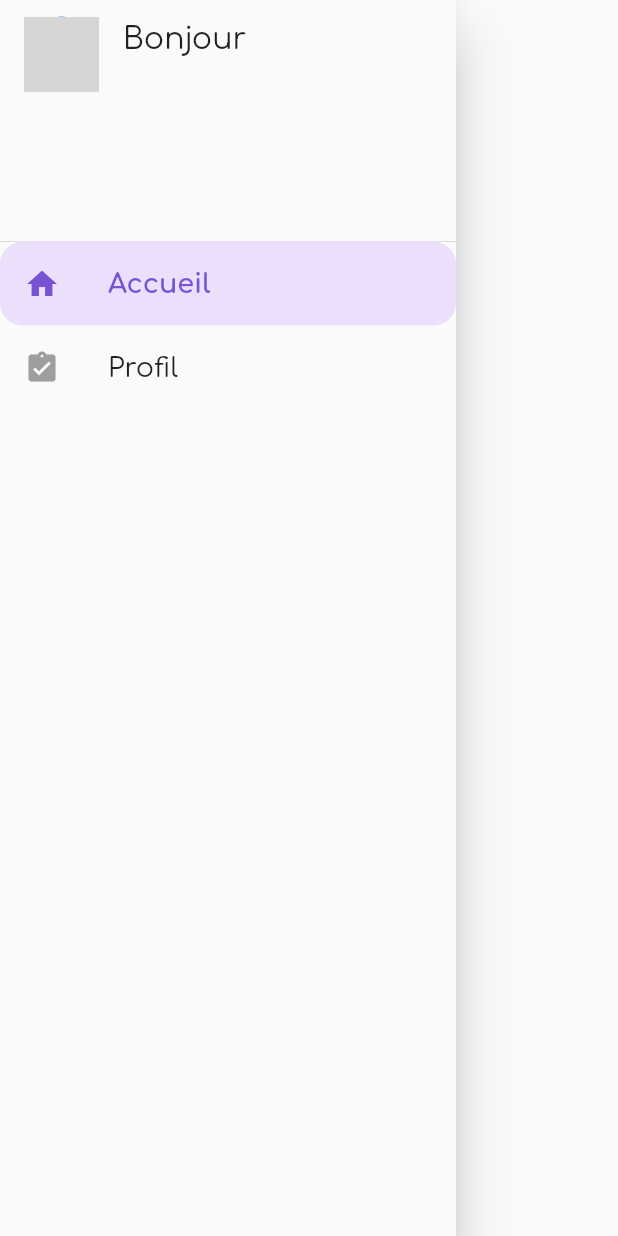
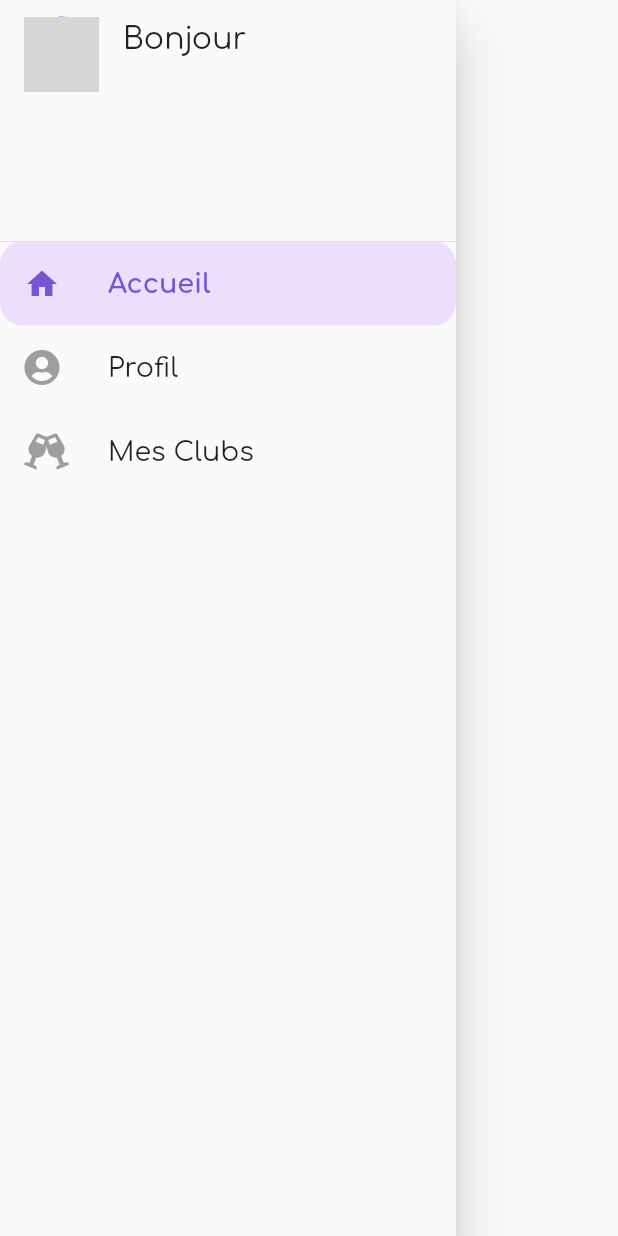
Before and after one commit to jeremySrgt/bloon_pro, a Flutter app: the MyDrawer widget shown alone on an empty page, opened directly, on a phone screen of 412 x 824 dp. Run offline on Flutter 3.47's test engine with Material 2 defaults, Android fonts, the phone set to English and light mode, and no system bars; our stand-ins replace cloud_firestore, convert, firebase_auth, firebase_storage, font_awesome_flutter, image_picker and 1 more; accounts and stored records are empty; network calls fail; project files that could hold a hidden picture were left out; grey boxes are pictures that could not be loaded.

Commit message:
change icon on drawer

```diff
--- a/lib/main.dart
+++ b/lib/main.dart
@@ -5,6 +5,7 @@ import 'package:provider/provider.dart';
 import 'adminProfile.dart';
 import 'package:flutter/rendering.dart';
 import 'package:flutter/services.dart';
+import 'myClubs.dart';
 
 void main() {
   runApp(new MyApp());
@@ -34,7 +35,8 @@ class MyApp extends StatelessWidget {
       ),
         routes: {
           '/': (BuildContext context) => new RootPage(auth: new Auth()),
-          '/adminProfil' : (BuildContext context) => AdminProfil()
+          '/adminProfil' : (BuildContext context) => AdminProfil(),
+          '/myClubs' : (BuildContext context) => MyClubs(),
         },
       ),
       providers: <SingleChildCloneableWidget>[
--- a/lib/widget/myDrawer.dart
+++ b/lib/widget/myDrawer.dart
@@ -3,6 +3,7 @@ import 'package:provider/provider.dart';
 import 'package:shimmer/shimmer.dart';
 import 'package:bloon_pro/main.dart';
 import 'package:bloon_pro/services/crud.dart';
+import 'package:font_awesome_flutter/font_awesome_flutter.dart';
 
 class MyDrawer extends StatefulWidget {
   MyDrawer({@required this.currentPage, this.userId});
@@ -167,7 +168,7 @@ class _MyDrawerState extends State<MyDrawer> {
                 : BoxDecoration(),
             child: ListTile(
               leading: Icon(
-                Icons.assignment_turned_in,
+                FontAwesomeIcons.solidUserCircle,
                 color: currentDrawer == 1
                     ? Theme.of(context).primaryColor
                     : Colors.grey,
@@ -188,6 +189,36 @@ class _MyDrawerState extends State<MyDrawer> {
               },
             ),
           ),
+
+          Container(
+            decoration: currentDrawer == 2
+                ? BoxDecoration(
+                color: Color(0xFFebdffc),
+                borderRadius: BorderRadius.circular(15.0))
+                : BoxDecoration(),
+            child: ListTile(
+              leading: Icon(
+                FontAwesomeIcons.glassCheers,
+                color: currentDrawer == 2
+                    ? Theme.of(context).primaryColor
+                    : Colors.grey,
+              ),
+              title: Text(
+                "Mes Clubs",
+                style: currentDrawer == 2
+                    ? TextStyle(fontWeight: FontWeight.bold, fontSize: 18.0, color: Theme.of(context).primaryColor)
+                    : TextStyle(fontWeight: FontWeight.normal, fontSize: 18.0),
+              ),
+              onTap: () {
+                Navigator.of(context).pop();
+                if (widget.currentPage == "myclubs") return;
+
+                Provider.of<DrawerStateInfo>(context).setCurrentDrawer(2);
+
+                Navigator.pushReplacementNamed(context, "/myClubs");
+              },
+            ),
+          ),
         ],
       ),
     );
```
Also changed, not shown: lib/myClubs.dart (added, +26 -0 lines).
